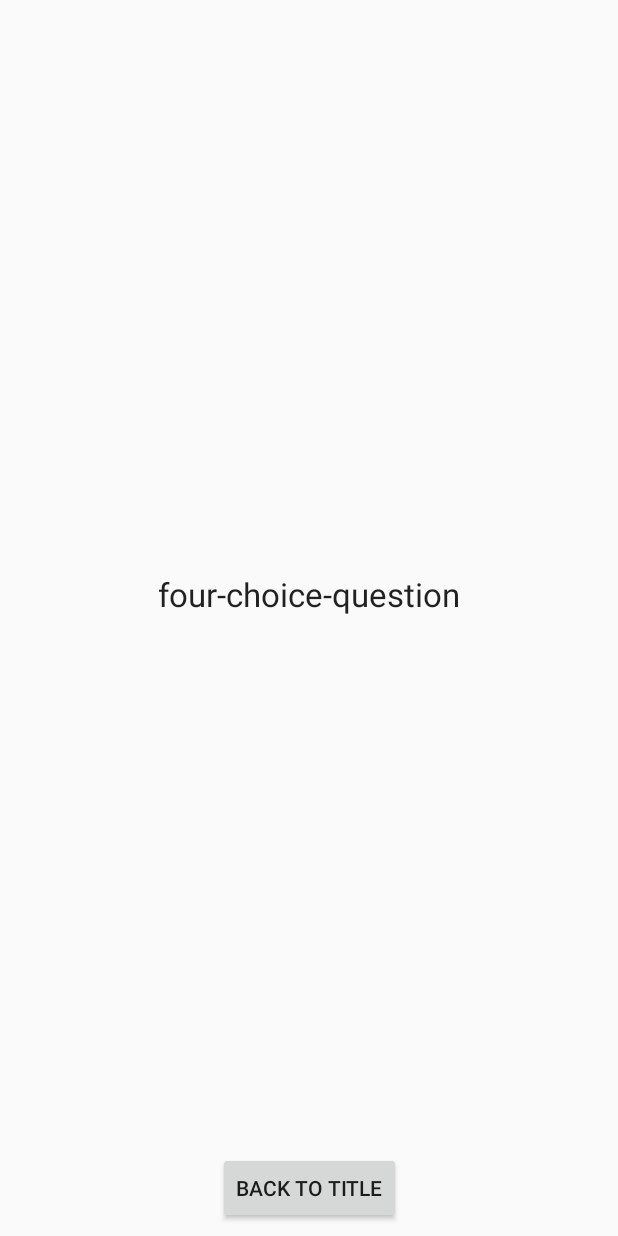
After one commit to lumbermill/four-choice-question, an Android app: the layout activity_score.xml on its own in the app's theme, with its tools: preview values and no code run, on a phone screen of 412 x 824 dp. The commit adds this screen. Run offline under Robolectric (Android 15) with nearby library versions, the phone set to English and light mode, and no system bars.

Commit message:
Added score activity.

```diff
--- a/androidapp/app/src/main/AndroidManifest.xml
+++ b/androidapp/app/src/main/AndroidManifest.xml
@@ -18,6 +18,8 @@
         </activity>
         <activity android:name=".QuizActivity">
         </activity>
+        <activity android:name=".ScoreActivity">
+        </activity>
     </application>
 
 </manifest>
--- /dev/null
+++ b/androidapp/app/src/main/res/layout/activity_score.xml
@@ -0,0 +1,27 @@
+<?xml version="1.0" encoding="utf-8"?>
+<android.support.constraint.ConstraintLayout
+        xmlns:android="http://schemas.android.com/apk/res/android"
+        xmlns:tools="http://schemas.android.com/tools"
+        xmlns:app="http://schemas.android.com/apk/res-auto"
+        android:layout_width="match_parent"
+        android:layout_height="match_parent"
+        tools:context=".ScoreActivity">
+
+    <Button
+            android:text="@string/back"
+            android:layout_width="wrap_content"
+            android:layout_height="wrap_content"
+            android:id="@+id/button"
+            app:layout_constraintBottom_toBottomOf="parent" android:layout_marginBottom="8dp"
+            app:layout_constraintStart_toStartOf="parent"
+            app:layout_constraintEnd_toEndOf="parent"
+            android:onClick="onClick"/>
+    <TextView
+            android:text="@string/app_name"
+            android:layout_width="wrap_content"
+            android:layout_height="wrap_content"
+            android:id="@+id/textView" app:layout_constraintStart_toStartOf="parent"
+            app:layout_constraintEnd_toEndOf="parent"
+            app:layout_constraintBottom_toTopOf="@+id/button" app:layout_constraintTop_toTopOf="parent"
+            android:layout_marginTop="24dp" android:textAppearance="@style/TextAppearance.AppCompat.Large"/>
+</android.support.constraint.ConstraintLayout>
--- a/androidapp/app/src/main/res/values/strings.xml
+++ b/androidapp/app/src/main/res/values/strings.xml
@@ -1,4 +1,5 @@
 <resources>
     <string name="app_name">four-choice-question</string>
     <string name="button">button</string>
+    <string name="back">Back to Title</string>
 </resources>
```
Also changed, not shown: androidapp/app/src/main/java/net/lmlab/four_choice_question/four_choice_question/QuizActivity.kt (+11 -6 lines), androidapp/app/src/main/java/net/lmlab/four_choice_question/four_choice_question/ScoreActivity.kt (added, +25 -0 lines).
